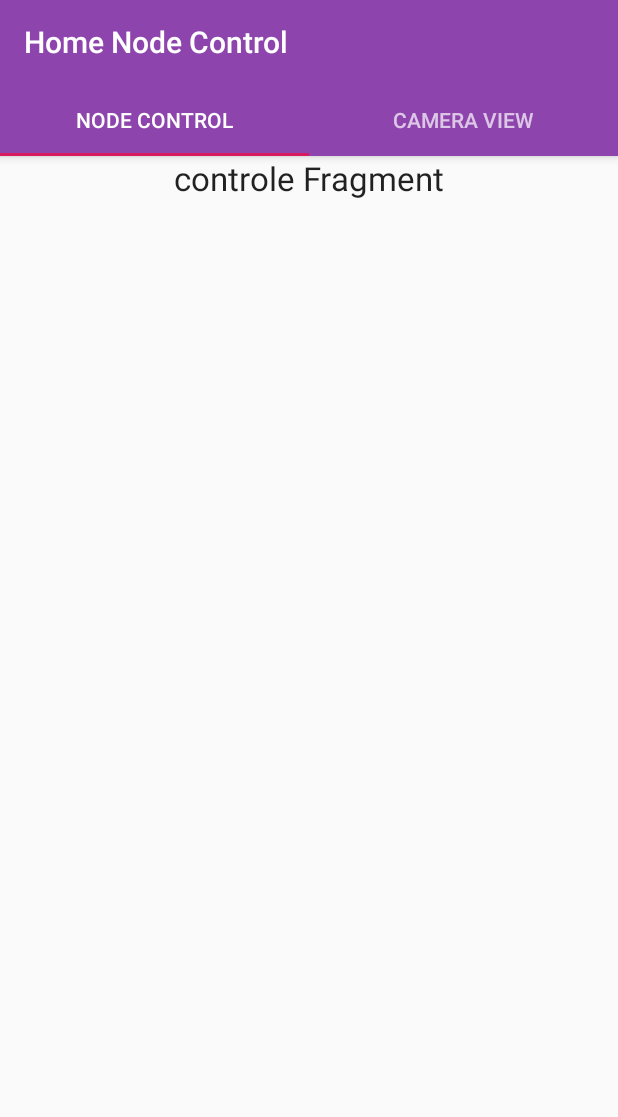
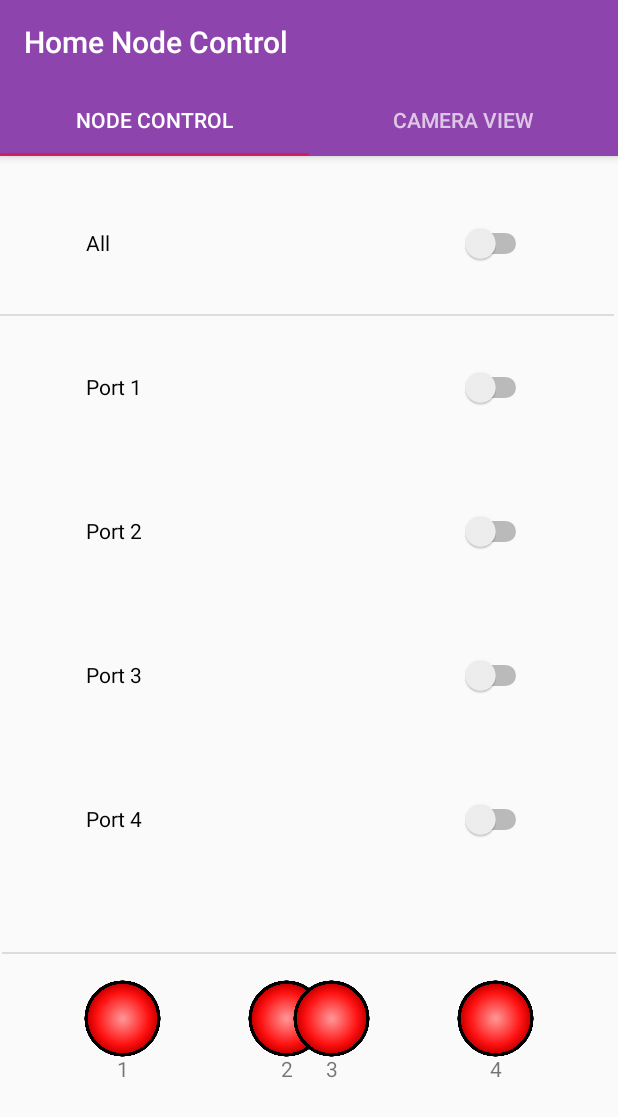
Before and after one commit to EliottMoulin/Android_App_Domotique, an Android app: the MainActivity screen opened directly, with no data from a screen before it, on a phone screen of 412 x 824 dp. Shown: the top 1117 px of the screen. Run offline under Robolectric (Android 15) with nearby library versions, the phone set to English and light mode, and no system bars.

Commit message:
Design fonctionel de l'onglet Node Control

```diff
--- a/app/src/main/java/com/example/domotique/Activities/MainActivity.java
+++ b/app/src/main/java/com/example/domotique/Activities/MainActivity.java
@@ -8,23 +8,27 @@ import android.support.v4.view.ViewPager;
 import android.support.v7.app.AppCompatActivity;
 import android.os.Bundle;
 import android.support.v7.widget.Toolbar;
+import android.util.Log;
+import android.widget.Switch;
 
 
 import com.example.domotique.Fragments.CameraFragment;
-import com.example.domotique.Fragments.ControleFrangment;
+import com.example.domotique.Fragments.ControleFragment;
 import com.example.domotique.R;
 
 import java.util.ArrayList;
 import java.util.List;
 
 public class MainActivity extends AppCompatActivity {
-
+    private final static String TAG = MainActivity.class.getName();
     private Toolbar toolbar;
     private TabLayout tabLayout;
     private ViewPager viewPager;
 
     @Override
     protected void onCreate(Bundle savedInstanceState) {
+        Log.i(TAG, "onCreate");
+
         super.onCreate(savedInstanceState);
         setContentView(R.layout.activity_main);
 
@@ -36,17 +40,21 @@ public class MainActivity extends AppCompatActivity {
 
         tabLayout = findViewById(R.id.mytabs);
         tabLayout.setupWithViewPager(viewPager);
+
+
     }
 
 
     private void setViewPager(ViewPager viewPager) {
+        Log.i(TAG, "setViewPager");
         ViewPagerAdapter adapter = new ViewPagerAdapter(getSupportFragmentManager());
-        adapter.addFragment(new ControleFrangment(), "Node Control");
+        adapter.addFragment(new ControleFragment(), "Node Control");
         adapter.addFragment(new CameraFragment(), "Camera View");
         viewPager.setAdapter(adapter);
     }
 
     class ViewPagerAdapter extends FragmentPagerAdapter {
+
         private final List<Fragment> mFragmentList = new ArrayList<>();
         private final List<String> mFragmentTitleList = new ArrayList<>();
 
@@ -73,5 +81,6 @@ public class MainActivity extends AppCompatActivity {
         public CharSequence getPageTitle(int position) {
             return mFragmentTitleList.get(position);
         }
+
     }
 }
--- a/app/src/main/java/com/example/domotique/Fragments/CameraFragment.java
+++ b/app/src/main/java/com/example/domotique/Fragments/CameraFragment.java
@@ -2,6 +2,7 @@ package com.example.domotique.Fragments;
 
 import android.os.Bundle;
 import android.support.v4.app.Fragment;
+import android.util.Log;
 import android.view.LayoutInflater;
 import android.view.View;
 import android.view.ViewGroup;
@@ -9,16 +10,12 @@ import android.view.ViewGroup;
 import com.example.domotique.R;
 
 public class CameraFragment extends Fragment {
+    private final static String TAG = CameraFragment.class.getName();
 
-    public CameraFragment() {
-    }
-
-    public void onCreate(Bundle savedInstanceState) {
-        super.onCreate(savedInstanceState);
-    }
 
     @Override
     public View onCreateView(LayoutInflater inflater, ViewGroup container, Bundle savedInstanceState) {
+        Log.i(TAG, "onCreateViewCamera");
         return inflater.inflate(R.layout.fragment_camera, container, false);
     }
 
--- /dev/null
+++ b/app/src/main/java/com/example/domotique/Fragments/ControleFragment.java
@@ -0,0 +1,147 @@
+package com.example.domotique.Fragments;
+
+import android.app.Activity;
+import android.graphics.drawable.Drawable;
+import android.os.Bundle;
+import android.support.v4.app.Fragment;
+import android.text.Editable;
+import android.text.TextWatcher;
+import android.util.Log;
+import android.view.LayoutInflater;
+import android.view.View;
+import android.view.ViewGroup;
+import android.widget.CompoundButton;
+import android.widget.ImageView;
+import android.widget.Switch;
+import android.widget.Toast;
+import com.example.domotique.R;
+
+public class ControleFragment extends Fragment {
+
+    private final static String TAG = ControleFragment.class.getName();
+
+    private String state = null;
+    private Switch switchAllPorts;
+    private Switch switchport1;
+    private Switch switchport2;
+    private Switch switchport3;
+    private Switch switchport4;
+
+    private ImageView imgPort1;
+    private ImageView imgPort2;
+    private ImageView imgPort3;
+    private ImageView imgPort4;
+
+
+
+
+    @Override
+    public View onCreateView(LayoutInflater inflater, ViewGroup container, Bundle savedInstanceState) {
+        Log.i(TAG, "onCreateViewControle");
+        View view = inflater.inflate(R.layout.fragment_controle, container, false);
+
+        this.switchAllPorts = view.findViewById(R.id.switchAll);
+        this.switchport1 = view.findViewById(R.id.switchPort1);
+        this.switchport2 = view.findViewById(R.id.switchPort2);
+        this.switchport3 = view.findViewById(R.id.switchPort3);
+        this.switchport4 = view.findViewById(R.id.switchPort4);
+
+        this.imgPort1 = view.findViewById(R.id.imgLed1);
+        this.imgPort2 = view.findViewById(R.id.imgLed2);
+        this.imgPort3 = view.findViewById(R.id.imgLed3);
+        this.imgPort4 = view.findViewById(R.id.imgLed4);
+
+       this.switchAllPorts.setOnCheckedChangeListener(new CompoundButton.OnCheckedChangeListener() {
+           @Override
+           public void onCheckedChanged(CompoundButton compoundButton, boolean b) {
+               if (b){
+                   ControleFragment.this.state = "ON";
+                   ControleFragment.this.imgPort1.setImageDrawable(getResources().getDrawable(R.drawable.led_up));
+                   ControleFragment.this.imgPort2.setImageDrawable(getResources().getDrawable(R.drawable.led_up));
+                   ControleFragment.this.imgPort3.setImageDrawable(getResources().getDrawable(R.drawable.led_up));
+                   ControleFragment.this.imgPort4.setImageDrawable(getResources().getDrawable(R.drawable.led_up));
+               }else{
+                   ControleFragment.this.state = "OFF";
+                   ControleFragment.this.imgPort1.setImageDrawable(getResources().getDrawable(R.drawable.led_down));
+                   ControleFragment.this.imgPort2.setImageDrawable(getResources().getDrawable(R.drawable.led_down));
+                   ControleFragment.this.imgPort3.setImageDrawable(getResources().getDrawable(R.drawable.led_down));
+                   ControleFragment.this.imgPort4.setImageDrawable(getResources().getDrawable(R.drawable.led_down));
+               }
+               Toast.makeText(getActivity(),ControleFragment.this.state,Toast.LENGTH_SHORT).show();
+
+           }
+
+       });
+
+        this.switchport1.setOnCheckedChangeListener(new CompoundButton.OnCheckedChangeListener() {
+            @Override
+            public void onCheckedChanged(CompoundButton compoundButton, boolean b) {
+                if (b){
+                    ControleFragment.this.state = "ON";
+                    ControleFragment.this.imgPort1.setImageDrawable(getResources().getDrawable(R.drawable.led_up));
+                }else{
+                    ControleFragment.this.state = "OFF";
+                    ControleFragment.this.imgPort1.setImageDrawable(getResources().getDrawable(R.drawable.led_down));
+                }
+                Toast.makeText(getActivity(),ControleFragment.this.state,Toast.LENGTH_SHORT).show();
+
+            }
+
+        });
+
+        this.switchport2.setOnCheckedChangeListener(new CompoundButton.OnCheckedChangeListener() {
+            @Override
+            public void onCheckedChanged(CompoundButton compoundButton, boolean b) {
+                if (b){
+                    ControleFragment.this.state = "ON";
+                    ControleFragment.this.imgPort2.setImageDrawable(getResources().getDrawable(R.drawable.led_up));
+                }else{
+                    ControleFragment.this.state = "OFF";
+                    ControleFragment.this.imgPort2.setImageDrawable(getResources().getDrawable(R.drawable.led_down));
+                }
+                Toast.makeText(getActivity(),ControleFragment.this.state,Toast.LENGTH_SHORT).show();
+
+            }
+
+        });
+        this.switchport3.setOnCheckedChangeListener(new CompoundButton.OnCheckedChangeListener() {
+            @Override
+            public void onCheckedChanged(CompoundButton compoundButton, boolean b) {
+                if (b){
+                    ControleFragment.this.state = "ON";
+                    ControleFragment.this.imgPort3.setImageDrawable(getResources().getDrawable(R.drawable.led_up));
+                }else{
+                    ControleFragment.this.state = "OFF";
+                    ControleFragment.this.imgPort3.setImageDrawable(getResources().getDrawable(R.drawable.led_down));
+                }
+                Toast.makeText(getActivity(),ControleFragment.this.state,Toast.LENGTH_SHORT).show();
+
+            }
+
+        });
+        this.switchport4.setOnCheckedChangeListener(new CompoundButton.OnCheckedChangeListener() {
+            @Override
+            public void onCheckedChanged(CompoundButton compoundButton, boolean b) {
+                if (b){
+                    ControleFragment.this.state = "ON";
+                    ControleFragment.this.imgPort4.setImageDrawable(getResources().getDrawable(R.drawable.led_up));
+                }else{
+                    ControleFragment.this.state = "OFF";
+                    ControleFragment.this.imgPort4.setImageDrawable(getResources().getDrawable(R.drawable.led_down));
+                }
+                Toast.makeText(getActivity(),ControleFragment.this.state,Toast.LENGTH_SHORT).show();
+
+            }
+
+        });
+
+
+
+
+       return view;
+
+    }
+
+
+
+}
--- a/app/src/main/java/com/example/domotique/Fragments/ControleFrangment.java
+++ /dev/null
@@ -1,24 +0,0 @@
-package com.example.domotique.Fragments;
-
-import android.os.Bundle;
-import android.support.v4.app.Fragment;
-import android.view.LayoutInflater;
-import android.view.View;
-import android.view.ViewGroup;
-
-import com.example.domotique.R;
-
-public class ControleFrangment extends Fragment {
-
-    public ControleFrangment() {
-    }
-
-    public void onCreate(Bundle savedInstanceState) {
-        super.onCreate(savedInstanceState);
-    }
-
-    @Override
-    public View onCreateView(LayoutInflater inflater, ViewGroup container, Bundle savedInstanceState) {
-        return inflater.inflate(R.layout.fragment_controle, container, false);
-    }
-}
--- a/app/src/main/res/layout/fragment_controle.xml
+++ b/app/src/main/res/layout/fragment_controle.xml
@@ -1,16 +1,159 @@
 <?xml version="1.0" encoding="utf-8"?>
-<LinearLayout xmlns:android="http://schemas.android.com/apk/res/android"
+<android.support.constraint.ConstraintLayout xmlns:android="http://schemas.android.com/apk/res/android"
+    xmlns:app="http://schemas.android.com/apk/res-auto"
+    xmlns:tools="http://schemas.android.com/tools"
     android:orientation="vertical"
     android:layout_width="match_parent"
-    android:layout_height="match_parent">
+    android:layout_height="match_parent"
+    >
+
+
+    <Switch
+        android:id="@+id/switchAll"
+        android:layout_width="297dp"
+        android:layout_height="36dp"
+        android:layout_marginTop="40dp"
+        android:text="@string/allports"
+        app:layout_constraintEnd_toEndOf="parent"
+        app:layout_constraintStart_toStartOf="parent"
+        app:layout_constraintTop_toTopOf="parent" />
+
+
+
+
+    <View
+        android:id="@+id/divider1"
+        android:layout_width="409dp"
+        android:layout_height="1dp"
+        android:background="?android:attr/listDivider"
+        app:layout_constraintBottom_toTopOf="@+id/switchPort1"
+        app:layout_constraintStart_toStartOf="parent"
+        app:layout_constraintTop_toBottomOf="@+id/switchAll" />
+
+    <Switch
+        android:id="@+id/switchPort1"
+        android:layout_width="297dp"
+        android:layout_height="36dp"
+        android:layout_marginTop="60dp"
+        android:text="@string/port1"
+        app:layout_constraintEnd_toEndOf="parent"
+        app:layout_constraintStart_toStartOf="parent"
+        app:layout_constraintTop_toBottomOf="@+id/switchAll" />
+
+    <Switch
+        android:id="@+id/switchPort2"
+        android:layout_width="297dp"
+        android:layout_height="36dp"
+        android:layout_marginTop="60dp"
+        android:text="@string/port2"
+        app:layout_constraintEnd_toEndOf="parent"
+        app:layout_constraintStart_toStartOf="parent"
+        app:layout_constraintTop_toBottomOf="@+id/switchPort1" />
+
+    <Switch
+        android:id="@+id/switchPort3"
+        android:layout_width="297dp"
+        android:layout_height="36dp"
+        android:layout_marginTop="60dp"
+        android:text="@string/port3"
+        app:layout_constraintEnd_toEndOf="parent"
+        app:layout_constraintStart_toStartOf="parent"
+        app:layout_constraintTop_toBottomOf="@+id/switchPort2" />
+
+    <Switch
+        android:id="@+id/switchPort4"
+        android:layout_width="297dp"
+        android:layout_height="36dp"
+        android:layout_marginTop="60dp"
+        android:text="@string/port4"
+        app:layout_constraintEnd_toEndOf="parent"
+        app:layout_constraintStart_toStartOf="parent"
+        app:layout_constraintTop_toBottomOf="@+id/switchPort3" />
+
+
+
+    <View
+        android:id="@+id/divider2"
+        android:layout_width="409dp"
+        android:layout_height="1dp"
+        android:background="?android:attr/listDivider"
+        app:layout_constraintBottom_toBottomOf="parent"
+        app:layout_constraintEnd_toEndOf="parent"
+        app:layout_constraintStart_toStartOf="parent"
+        app:layout_constraintTop_toBottomOf="@+id/switchPort4"
+        app:layout_constraintVertical_bias="0.225" />
+
+    <ImageView
+        android:id="@+id/imgLed1"
+        android:layout_width="55dp"
+        android:layout_height="86dp"
+        app:layout_constraintEnd_toStartOf="@+id/imgLed2"
+        app:layout_constraintStart_toStartOf="parent"
+        app:layout_constraintTop_toBottomOf="@+id/divider2"
+        app:srcCompat="@drawable/led_down" />
+
+    <ImageView
+        android:id="@+id/imgLed2"
+        android:layout_width="55dp"
+        android:layout_height="86dp"
+        android:layout_marginEnd="193dp"
+        app:layout_constraintEnd_toEndOf="parent"
+        app:layout_constraintTop_toBottomOf="@+id/divider2"
+        app:srcCompat="@drawable/led_down" />
+
+    <ImageView
+        android:id="@+id/imgLed3"
+        android:layout_width="55dp"
+        android:layout_height="86dp"
+        android:layout_marginStart="193dp"
+        app:layout_constraintStart_toStartOf="parent"
+        app:layout_constraintTop_toBottomOf="@+id/divider2"
+        app:srcCompat="@drawable/led_down" />
+
+    <ImageView
+        android:id="@+id/imgLed4"
+        android:layout_width="55dp"
+        android:layout_height="86dp"
+        app:layout_constraintEnd_toEndOf="parent"
+        app:layout_constraintStart_toEndOf="@+id/imgLed3"
+        app:layout_constraintTop_toBottomOf="@+id/divider2"
+        app:srcCompat="@drawable/led_down" />
 
     <TextView
+        android:id="@+id/numP1"
         android:layout_width="wrap_content"
         android:layout_height="wrap_content"
-        android:textAppearance="?android:attr/textAppearanceLarge"
-        android:text="controle Fragment"
-        android:id="@+id/textView_movie"
-        android:layout_gravity="center_horizontal"/>
+        android:text="1"
+        app:layout_constraintBottom_toBottomOf="@+id/imgLed1"
+        app:layout_constraintEnd_toEndOf="@+id/imgLed1"
+        app:layout_constraintStart_toStartOf="@+id/imgLed1" />
+
+    <TextView
+        android:id="@+id/numP2"
+        android:layout_width="wrap_content"
+        android:layout_height="wrap_content"
+        android:text="2"
+        app:layout_constraintBottom_toBottomOf="@+id/imgLed2"
+        app:layout_constraintEnd_toEndOf="@+id/imgLed2"
+        app:layout_constraintStart_toStartOf="@+id/imgLed2" />
+
+    <TextView
+        android:id="@+id/numP3"
+        android:layout_width="wrap_content"
+        android:layout_height="wrap_content"
+        android:text="3"
+        app:layout_constraintBottom_toBottomOf="@+id/imgLed3"
+        app:layout_constraintEnd_toEndOf="@+id/imgLed3"
+        app:layout_constraintStart_toStartOf="@+id/imgLed3" />
+    <TextView
+        android:id="@+id/numP4"
+        android:layout_width="wrap_content"
+        android:layout_height="wrap_content"
+        android:text="4"
+        app:layout_constraintBottom_toBottomOf="@+id/imgLed4"
+        app:layout_constraintEnd_toEndOf="@+id/imgLed4"
+        app:layout_constraintStart_toStartOf="@+id/imgLed4" />
 
 
-</LinearLayout>
+
+</android.support.constraint.ConstraintLayout>
--- a/app/src/main/res/values/strings.xml
+++ b/app/src/main/res/values/strings.xml
@@ -1,5 +1,11 @@
 <resources>
     <string name="app_name">Home Node Control</string>
-    <string name="input_mdp">Saisir password ...</string>
+    <string name="input_mdp">password ...</string>
+    <string name="allports" >All</string>
+    <string name="port1" >Port 1</string>
+    <string name="port2" >Port 2</string>
+    <string name="port3" >Port 3</string>
+    <string name="port4" >Port 4</string>
+
 
 </resources>
```
Also changed, not shown: app/src/main/res/drawable/led_down.png (added), app/src/main/res/drawable/led_up.png (added).
